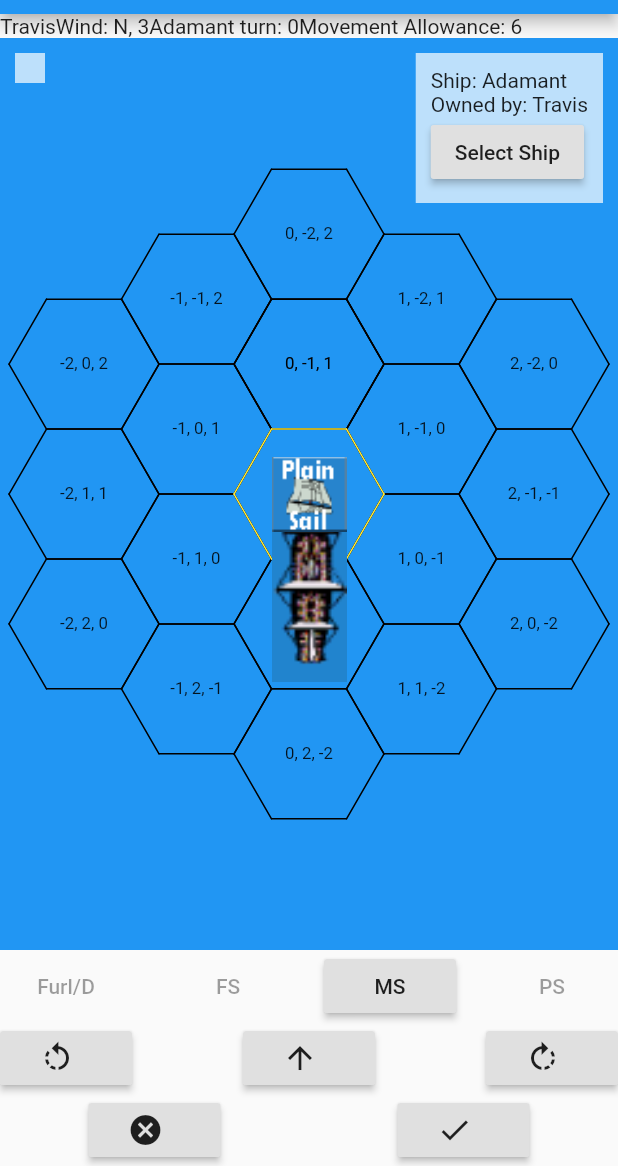
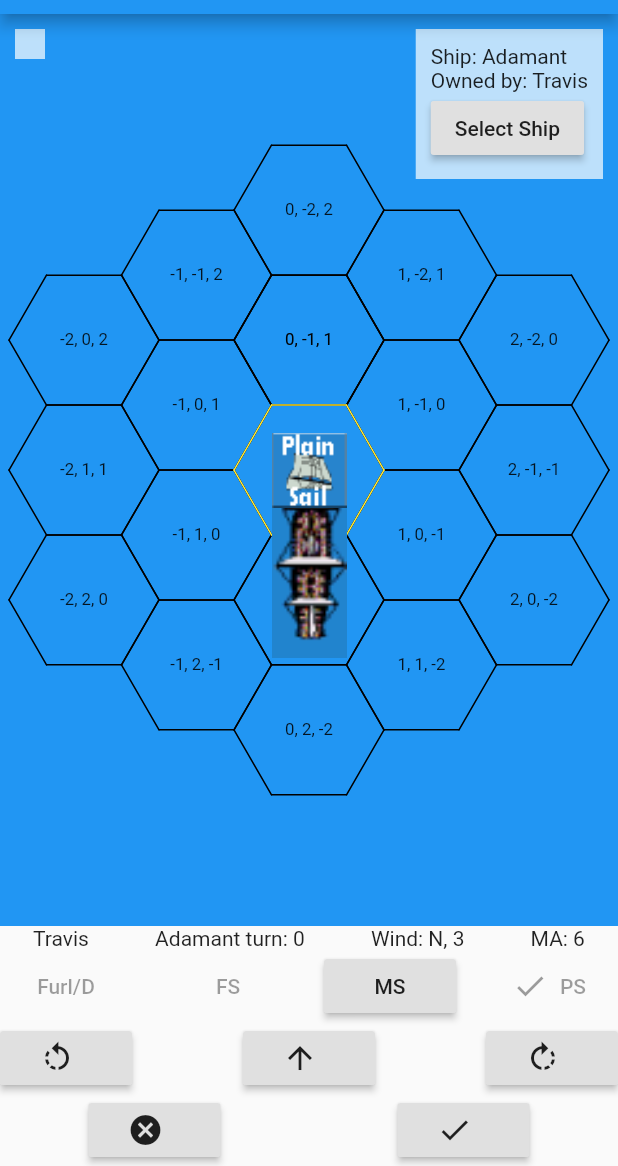
Before and after one commit to thetrav/boats, a Flutter app: the screen it shows after launch, on a phone screen of 412 x 824 dp, the part 70-1236 px from its top. Run offline on Flutter 3.47's test engine with Material 2 defaults, Android fonts, the phone set to English and light mode, and no system bars; our stand-ins replace after_layout; missing offline and left inert: matrix_gesture_detector.

Commit message:
update turn calculations when selected ship is changed fix rendering of current sail state on controls

```diff
--- a/lib/views/game_controller.dart
+++ b/lib/views/game_controller.dart
@@ -100,24 +100,19 @@ class _GameControllerState extends State<GameController> {
         child: OverlayPanel(ShipPanel(
           game,
           targetShip,
-          () => setState(() => currentShip = targetShip)
+          () => setState(() {
+            currentShip = targetShip;
+            turnCalculations = TurnCalculations(
+              game: game,
+              ship: currentShip
+            );
+          })
         ))
       ));
     }
 
-
     return Column(
       children: [
-        Row(
-          mainAxisSize: MainAxisSize.max,
-          children:
-          [
-            "${game.player.name}",
-            "Wind: ${game.wind.direction.label}, ${game.wind.strength}",
-            "${currentShip.shipId} turn: ${currentTurn.turnNumber}",
-            "Movement Allowance: $movementAllowance"
-          ].map((s)=> Text(s)).toList()
-        ),
         Expanded(
           child: ConstrainedGesturePanel(
             builder: (context, matrix, width, height) => ScrollableHexGrid(
@@ -137,6 +132,16 @@ class _GameControllerState extends State<GameController> {
               updateSelectedHex(translation, scale, containerSize);
             }
           ),
+        ),
+        Row(
+          mainAxisAlignment: MainAxisAlignment.spaceAround,
+          children:
+          [
+            "${game.player.name}",
+            "${currentShip.shipId} turn: ${currentTurn.turnNumber}",
+            "Wind: ${game.wind.direction.label}, ${game.wind.strength}",
+            "MA: $movementAllowance"
+          ].map((s)=> Text(s)).toList()
         ),
         GameControls(
           game: game,
--- a/lib/views/game_controls.dart
+++ b/lib/views/game_controls.dart
@@ -9,14 +9,12 @@ import 'package:flutter/material.dart';
 class GameControls extends StatelessWidget {
   final Game game;
   final Ship ship;
-  final String currentShipId;
   final Function(Game) updateState;
   final TurnCalculations turnCalculations;
 
   GameControls({
     this.game,
     this.ship,
-    this.currentShipId,
     this.updateState,
     this.turnCalculations
   });
@@ -60,6 +58,7 @@ class GameControls extends StatelessWidget {
         SailButtons(
           currentTurn: currentTurn,
           turnCalculations: turnCalculations,
+          sail: ship.sail,
           update: update,
         ),
         Row(
@@ -89,12 +88,14 @@ class GameControls extends StatelessWidget {
 
 class SailButtons extends StatelessWidget {
   final TurnCalculations turnCalculations;
+  final Sail sail;
   final Turn currentTurn;
   final Function(Function) update;
 
   SailButtons({
     this.turnCalculations,
     this.currentTurn,
+    this.sail,
     this.update
   });
 
@@ -118,7 +119,7 @@ class SailButtons extends StatelessWidget {
         );
       }
     }
-    if(plan.sailChange == target) {
+    if(sail == target) {
       return FlatButton.icon(
         icon: Icon(Icons.done),
         label: Text(t),
```
